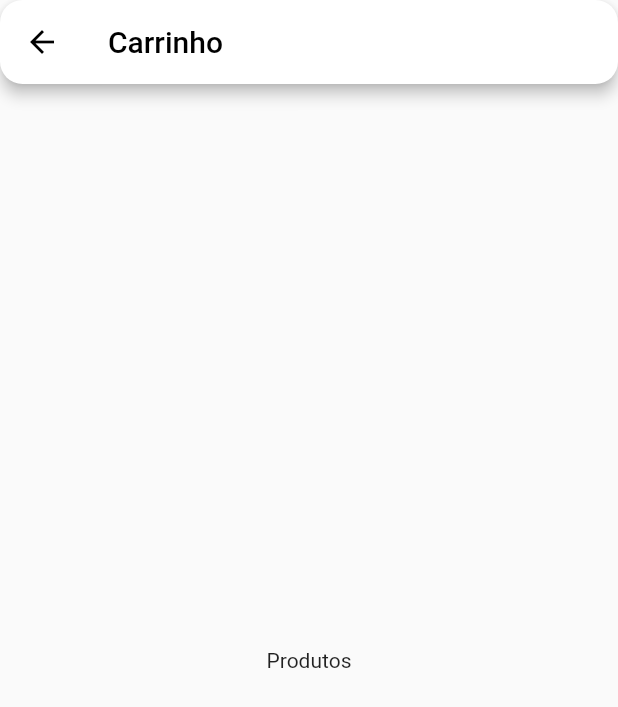
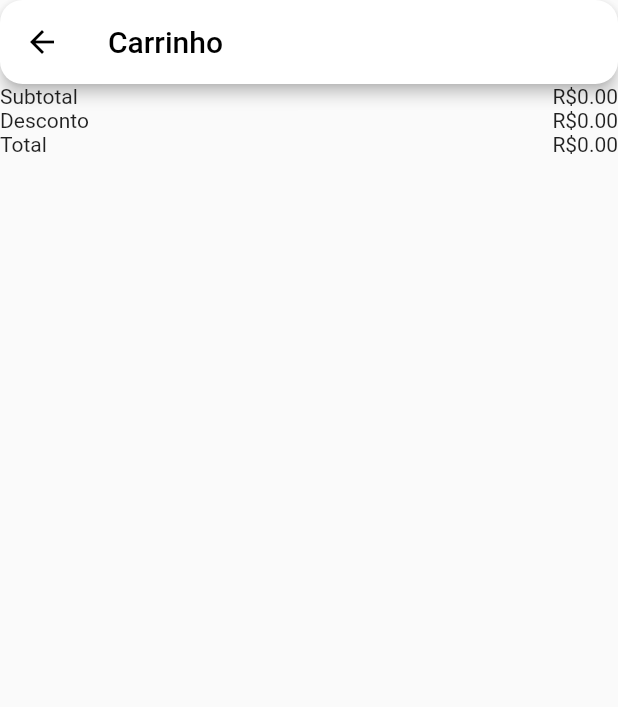
Before and after one commit to Romulo89/shopping-food, a Flutter app: the CarrinhoDetalhes screen opened by its route, on a phone screen of 412 x 824 dp. Shown: the top 707 px of the screen. Run offline on Flutter 3.47's test engine with Material 2 defaults, Android fonts, the light colour scheme and no system bars.

Commit message:
Implementacao carrinho

```diff
--- a/lib/carrinho/presentation/detalhes.dart
+++ b/lib/carrinho/presentation/detalhes.dart
@@ -1,14 +1,38 @@
 import 'package:flutter/material.dart';
+import 'package:provider/provider.dart';
+import 'package:shopping_food/carrinho/domain/carrinho.dart';
+
+import '../../produto/presentation/carrinho_list_item.dart';
+import 'resumo.dart';
 
 class CarrinhoDetalhes extends StatelessWidget {
   const CarrinhoDetalhes({super.key});
   static const String route = '/Carrinho';
   @override
   Widget build(BuildContext context) {
+    final carrinho = context.watch<Carrinho>();
+    final produtos = List<Widget>.generate(
+      carrinho.itens.length,
+      (index) {
+        var item = carrinho.itens[index];
+        return CarrinhoListItem(item: item);
+      },
+    );
     return Scaffold(
       appBar: AppBar(title: const Text('Carrinho')),
-      body: const Center(
-        child: Text('Produtos'),
+      body: Container(
+        constraints:
+            BoxConstraints(maxHeight: MediaQuery.of(context).size.height),
+        child: SingleChildScrollView(
+          child: Column(
+            children: produtos
+              ..add(
+                CarrinhoResumo(
+                  carrinho: carrinho,
+                ),
+              ),
+          ),
+        ),
       ),
     );
   }
--- /dev/null
+++ b/lib/carrinho/presentation/resumo.dart
@@ -0,0 +1,38 @@
+import 'package:flutter/material.dart';
+import 'package:shopping_food/carrinho/domain/carrinho.dart';
+import 'package:shopping_food/shared/double_extensions.dart';
+
+class CarrinhoResumo extends StatelessWidget {
+  const CarrinhoResumo({super.key, required this.carrinho});
+  final Carrinho carrinho;
+  @override
+  Widget build(BuildContext context) {
+    return Container(
+      child: Column(
+        children: [
+          Row(
+            mainAxisAlignment: MainAxisAlignment.spaceBetween,
+            children: [
+              const Text('Subtotal'),
+              Text('R\$${carrinho.subtotal.toStringAsFixed(2)}'),
+            ],
+          ),
+          Row(
+            mainAxisAlignment: MainAxisAlignment.spaceBetween,
+            children: [
+              const Text('Desconto'),
+              Text(carrinho.desconto.dinheiro),
+            ],
+          ),
+          Row(
+            mainAxisAlignment: MainAxisAlignment.spaceBetween,
+            children: [
+              const Text('Total'),
+              Text(carrinho.total.dinheiro),
+            ],
+          ),
+        ],
+      ),
+    );
+  }
+}
--- a/lib/produto/presentation/detalhes.dart
+++ b/lib/produto/presentation/detalhes.dart
@@ -1,6 +1,8 @@
 import 'package:flutter/material.dart';
+import 'package:provider/provider.dart';
 import 'package:shopping_food/shared/double_extensions.dart';
 
+import '../../carrinho/domain/carrinho.dart';
 import '../../carrinho/presentation/atalho.dart';
 import '../../restaurante/model.dart';
 import '../domain/produto.dart';
@@ -46,7 +48,9 @@ class ProdutoDetalhes extends StatelessWidget {
                                   borderRadius: BorderRadius.circular(15),
                                 ),
                                 padding: const EdgeInsets.all(15)),
-                            onPressed: () => null,
+                            onPressed: () => context
+                                .read<Carrinho>()
+                                .adicionarProduto(produto),
                             child: const Text('Adicionar ao Carrinho'),
                           ),
                         ],
```
Also changed, not shown: lib/carrinho/domain/carrinho.dart (+18 -0 lines), lib/carrinho/presentation/quantidade_controll.dart (added, +25 -0 lines), lib/produto/presentation/carrinho_list_item.dart (added, +45 -0 lines).
